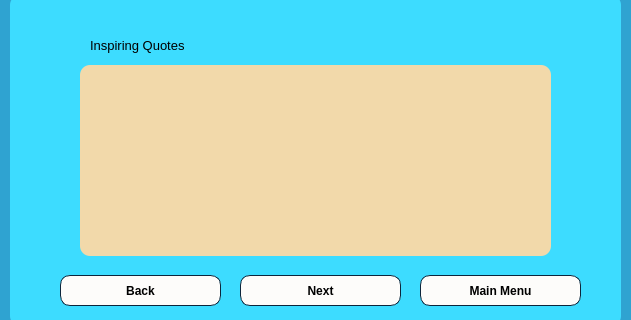
Old version of the form ui/inspiring.ui in the repository ryadhazin0002/MentalWell; both pictures show x 160 to 791 and y 325 to 645 of the 1000 by 800 pixel window.
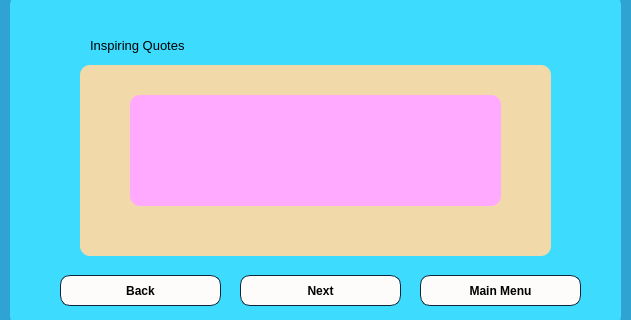
New version of the form. Icons and pictures are not drawn.

The edit to the form file:
```diff
--- a/ui/inspiring.ui
+++ b/ui/inspiring.ui
@@ -182,7 +182,7 @@
      <string>Main Menu</string>
     </property>
    </widget>
-   <widget class="QLabel" name="quotes">
+   <widget class="QLabel" name="Background">
     <property name="geometry">
      <rect>
       <x>70</x>
@@ -214,6 +214,22 @@
      <string/>
     </property>
    </widget>
+   <widget class="QLabel" name="quotes">
+    <property name="geometry">
+     <rect>
+      <x>120</x>
+      <y>100</y>
+      <width>371</width>
+      <height>111</height>
+     </rect>
+    </property>
+    <property name="styleSheet">
+     <string notr="true">background-color: rgb(255, 170, 255);</string>
+    </property>
+    <property name="text">
+     <string/>
+    </property>
+   </widget>
   </widget>
  </widget>
  <resources/>
```
